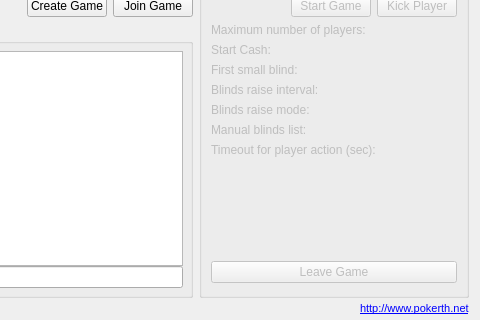
pokerth/pokerth, file src/gui/qt/gamelobbydialog.ui: the form before one commit; both pictures show x 395 to 875 and y 298 to 618 of the 875 by 618 pixel window.
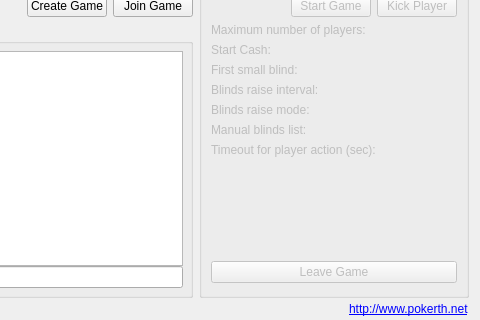
The form after the commit. Custom widgets are drawn as their Qt base class.

Commit message: like font fixed

Patch:
```diff
--- a/src/gui/qt/gamelobbydialog.ui
+++ b/src/gui/qt/gamelobbydialog.ui
@@ -519,13 +519,13 @@
       </widget>
      </item>
      <item>
-      <widget class="QLabel" name="label_pokerthDotNet">
-       <property name="text">
-        <string>&lt;!DOCTYPE HTML PUBLIC &quot;-//W3C//DTD HTML 4.0//EN&quot; &quot;http://www.w3.org/TR/REC-html40/strict.dtd&quot;&gt;
-&lt;html&gt;&lt;head&gt;&lt;meta name=&quot;qrichtext&quot; content=&quot;1&quot; /&gt;&lt;style type=&quot;text/css&quot;&gt;
+      <widget class="QLabel" name="label_pokerthDotNet" >
+       <property name="text" >
+        <string>&lt;!DOCTYPE HTML PUBLIC "-//W3C//DTD HTML 4.0//EN" "http://www.w3.org/TR/REC-html40/strict.dtd">
+&lt;html>&lt;head>&lt;meta name="qrichtext" content="1" />&lt;style type="text/css">
 p, li { white-space: pre-wrap; }
-&lt;/style&gt;&lt;/head&gt;&lt;body style=&quot; font-family:'Nimbus Sans L'; font-size:8pt; font-weight:400; font-style:normal;&quot;&gt;
-&lt;p style=&quot; margin-top:0px; margin-bottom:0px; margin-left:0px; margin-right:0px; -qt-block-indent:0; text-indent:0px;&quot;&gt;&lt;a href=&quot;http://www.pokerth.net&quot;&gt;&lt;span style=&quot; text-decoration: underline; color:#0000ff;&quot;&gt;http://www.pokerth.net&lt;/span&gt;&lt;/a&gt;&lt;/p&gt;&lt;/body&gt;&lt;/html&gt;</string>
+&lt;/style>&lt;/head>&lt;body>
+&lt;p style=" margin-top:0px; margin-bottom:0px; margin-left:0px; margin-right:0px; -qt-block-indent:0; text-indent:0px;">&lt;a href="http://www.pokerth.net">&lt;span style=" text-decoration: underline; color:#0000ff;">http://www.pokerth.net&lt;/span>&lt;/a>&lt;/p>&lt;/body>&lt;/html></string>
        </property>
        <property name="openExternalLinks">
         <bool>true</bool>
```
Left out of the diff: 317 changed lines with no effect on the pictures.
